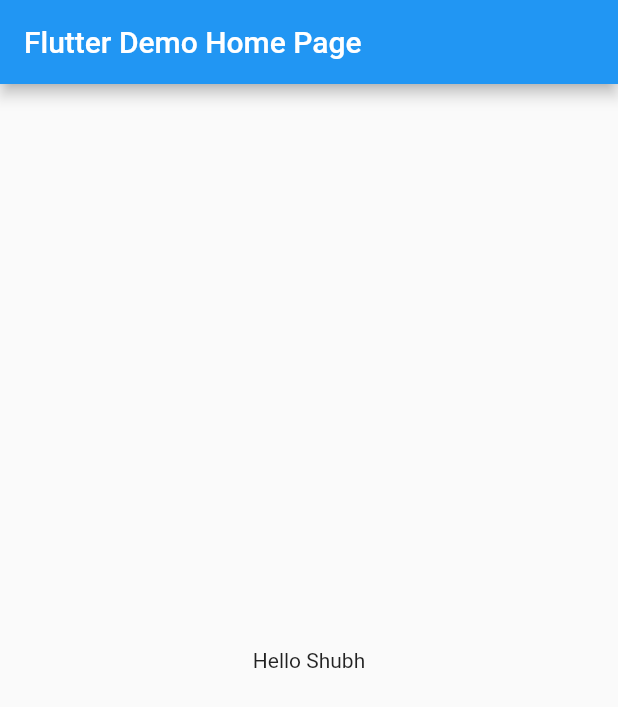
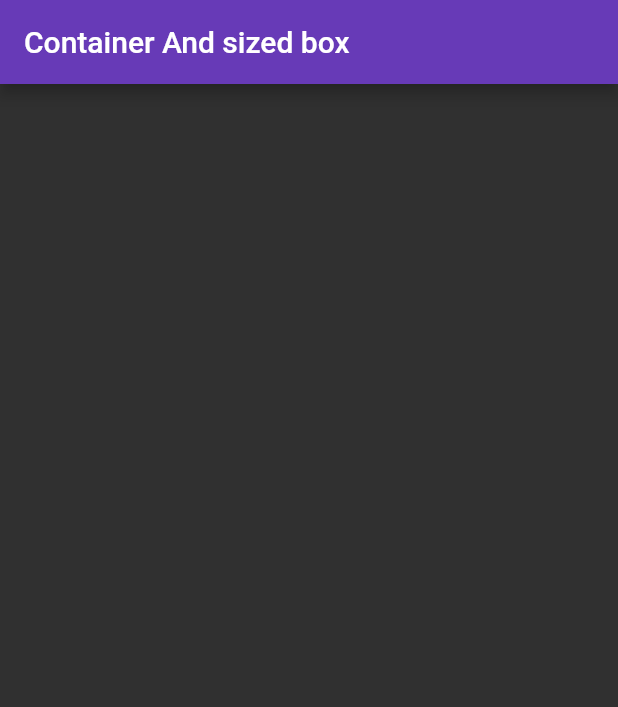
Before and after one commit to shubh030/flutlab_practice, a Flutter app: the screen it shows after launch, on a phone screen of 412 x 824 dp. Shown: the top 707 px of the screen. Run offline on Flutter 3.47's test engine with Material 2 defaults, Android fonts, the phone set to English and light mode, and no system bars.

Commit message:
1st day contaner sized widts

```diff
--- a/lib/main.dart
+++ b/lib/main.dart
@@ -1,4 +1,5 @@
 import 'package:flutter/material.dart';
+import 'package:helloworld/widgets/container_sized.dart';
 
 void main() => runApp(MyApp());
 
@@ -7,35 +8,17 @@ class MyApp extends StatelessWidget {
   @override
   Widget build(BuildContext context) {
     return MaterialApp(
+      debugShowCheckedModeBanner: false,
       // Application name
       title: 'Flutter Hello World',
       // Application theme data, you can set the colors for the application as
       // you want
       theme: ThemeData(
-        primarySwatch: Colors.blue,
+        brightness: Brightness.dark,
+        primaryColor: Colors.deepPurple,
       ),
-      // A widget which will be started on application startup
-      home: MyHomePage(title: 'Flutter Demo Home Page'),
+      // A widget which will be started on appl ication startup
+      home: Container_Sized(),
     );
   }
 }
-
-class MyHomePage extends StatelessWidget {
-  final String title;
-  const MyHomePage({Key? key, required this.title}) : super(key: key);
-
-  @override
-  Widget build(BuildContext context) {
-    return Scaffold(
-      appBar: AppBar(
-        // The title text which will be shown on the action bar
-        title: Text(title),
-      ),
-      body: Center(
-        child: Text(
-          'Hello Shubh',
-        ),
-      ),
-    );
-  }
-}
--- /dev/null
+++ b/lib/widgets/container_sized.dart
@@ -0,0 +1,16 @@
+import 'package:flutter/cupertino.dart';
+import 'package:flutter/material.dart';
+
+class Container_Sized extends StatelessWidget {
+  const Container_Sized({Key? key}) : super(key: key);
+  // This widget is the root of your application.
+  @override
+  Widget build(BuildContext context) {
+    return Scaffold(
+      appBar: AppBar(
+        backgroundColor: Colors.deepPurple,
+        title: Text('Container And sized box'),
+      ),
+    );
+  }
+}
```
